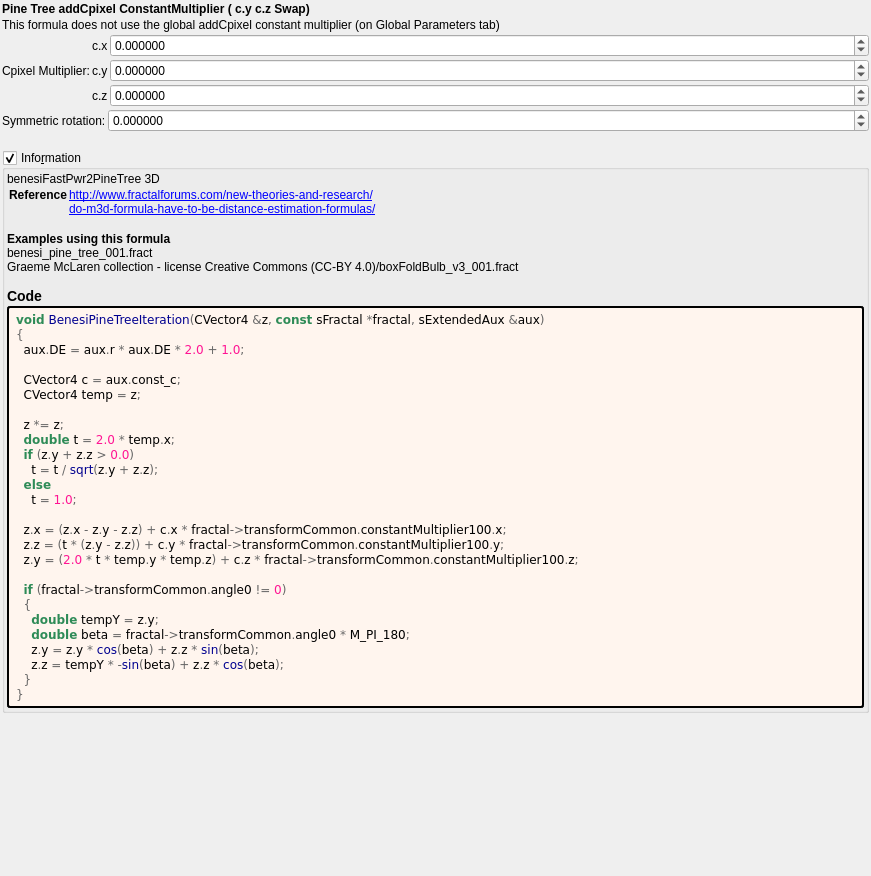
Qt form mandelbulber2/formula/ui/benesi_pine_tree.ui (buddhi1980/mandelbulber2) before a commit.
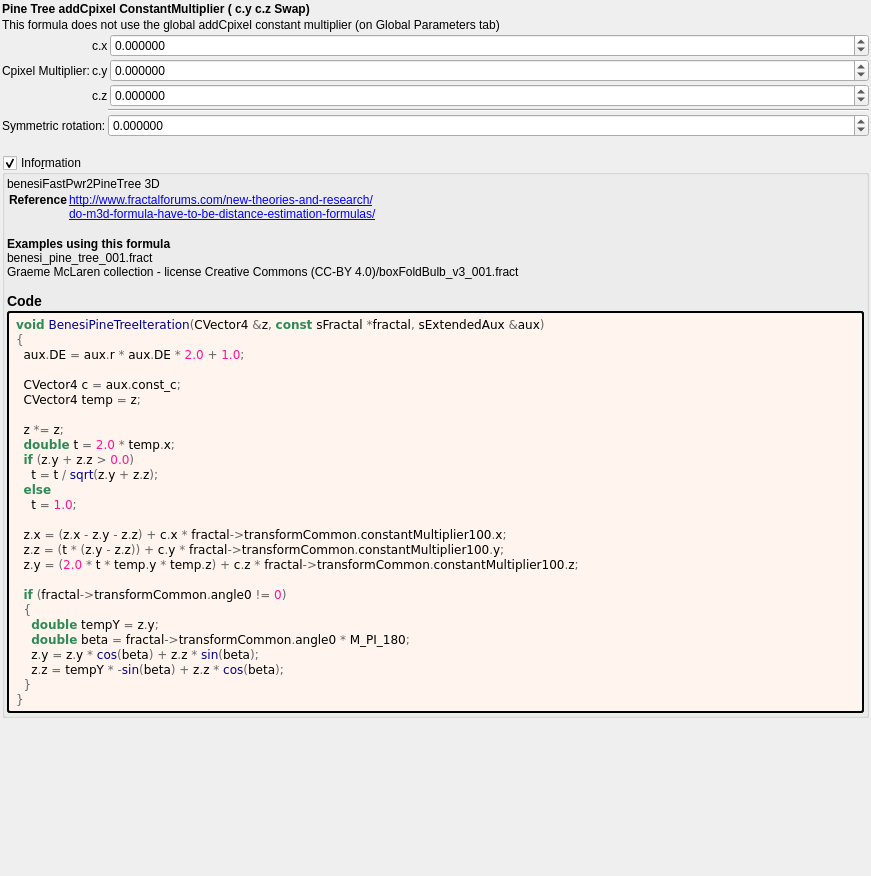
The same form after that commit. Custom widgets are drawn as their Qt base class.

Commit message: updated codes that used benesi_pine_tree.ui, there was inconsistency in how addCpixel muliplier was used. added a bool toggle for color by numbers and extra hybrid mode color

```diff
--- a/mandelbulber2/formula/ui/benesi_pine_tree.ui
+++ b/mandelbulber2/formula/ui/benesi_pine_tree.ui
@@ -176,41 +176,48 @@
    </item>
    <item>
     <layout class="QGridLayout" name="gridLayout" columnstretch="0,1">
-     <item row="0" column="1">
-      <widget class="MyDoubleSpinBox" name="spinbox_transf_angle_0">
-       <property name="sizePolicy">
-        <sizepolicy hsizetype="Minimum" vsizetype="Maximum">
-         <horstretch>0</horstretch>
-         <verstretch>0</verstretch>
-        </sizepolicy>
-       </property>
-       <property name="prefix">
-        <string/>
-       </property>
-       <property name="suffix">
-        <string/>
-       </property>
-       <property name="decimals">
-        <number>6</number>
-       </property>
-       <property name="minimum">
-        <double>-99.989999999999995</double>
-       </property>
-       <property name="maximum">
-        <double>99.989999999999995</double>
-       </property>
-       <property name="singleStep">
-        <double>1.000000000000000</double>
-       </property>
-      </widget>
-     </item>
-     <item row="0" column="0">
+     <item row="1" column="0">
       <widget class="QLabel" name="label_116">
        <property name="text">
         <string>Symmetric rotation:</string>
        </property>
       </widget>
      </item>
+     <item row="1" column="1">
+      <widget class="MyDoubleSpinBox" name="spinbox_transf_angle_0">
+       <property name="sizePolicy">
+        <sizepolicy hsizetype="Minimum" vsizetype="Maximum">
+         <horstretch>0</horstretch>
+         <verstretch>0</verstretch>
+        </sizepolicy>
+       </property>
+       <property name="prefix">
+        <string/>
+       </property>
+       <property name="suffix">
+        <string/>
+       </property>
+       <property name="decimals">
+        <number>6</number>
+       </property>
+       <property name="minimum">
+        <double>-99.989999999999995</double>
+       </property>
+       <property name="maximum">
+        <double>99.989999999999995</double>
+       </property>
+       <property name="singleStep">
+        <double>1.000000000000000</double>
+       </property>
+      </widget>
+     </item>
+     <item row="0" column="1">
+      <widget class="Line" name="line_2">
+       <property name="orientation">
+        <enum>Qt::Horizontal</enum>
+       </property>
+      </widget>
+     </item>
     </layout>
    </item>
    <item>
@@ -334,17 +341,17 @@
   </layout>
  </widget>
  <customwidgets>
-  <customwidget>
-   <class>MyDoubleSpinBox</class>
-   <extends>QDoubleSpinBox</extends>
-   <header>my_double_spin_box.h</header>
-  </customwidget>
   <customwidget>
    <class>MyGroupBox</class>
    <extends>QGroupBox</extends>
    <header>my_group_box.h</header>
    <container>1</container>
   </customwidget>
+  <customwidget>
+   <class>MyDoubleSpinBox</class>
+   <extends>QDoubleSpinBox</extends>
+   <header>my_double_spin_box.h</header>
+  </customwidget>
  </customwidgets>
  <tabstops>
   <tabstop>spinbox3_transf_constant_multiplier_100_x</tabstop>
```
Left out of the diff: 2 changed lines with no effect on the pictures. The commit also changes 4 other files.
